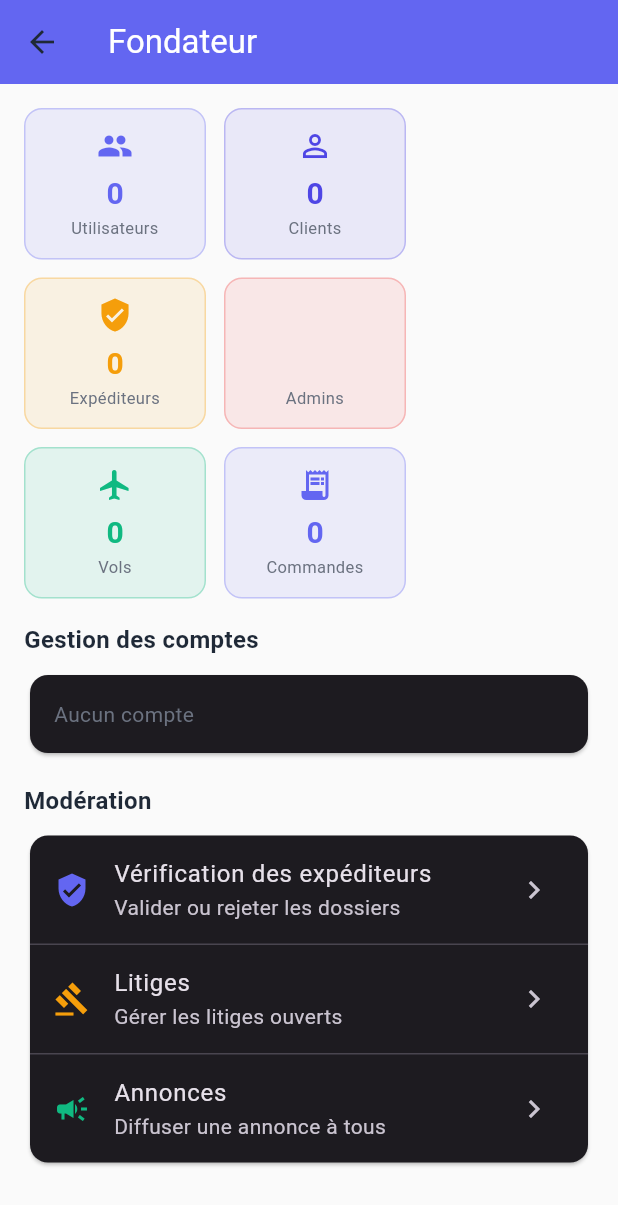
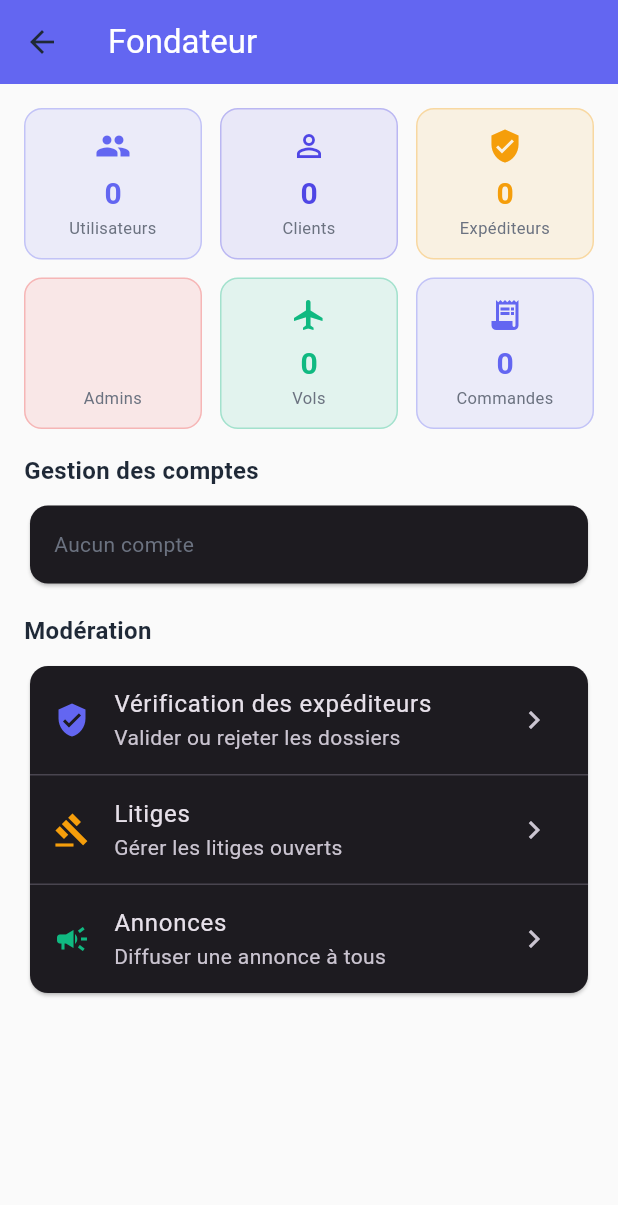
Before and after one commit to Connacri/CargoLink, a Flutter app: the SuperAdminDashboardScreen screen opened directly, on a phone screen of 412 x 824 dp. Shown: the top 1205 px of the screen. Run offline on Flutter 3.47's test engine with Material 3 defaults, Android fonts, the phone set to English and light mode, and no system bars; our stand-ins replace file_picker, firebase_auth, firebase_core, firebase_messaging, flutter_local_notifications, flutter_riverpod and 3 more; accounts and stored records are empty; network calls fail.

Commit message:
Center stats cards on mobile, fixed-width wrap on desktop

```diff
--- a/lib/screens/admin/super_admin_dashboard_screen.dart
+++ b/lib/screens/admin/super_admin_dashboard_screen.dart
@@ -73,22 +73,27 @@ class _StatsOverview extends ConsumerWidget {
     return stats.when(
       data: (s) {
         final data = s ?? {};
+        final screenWidth = MediaQuery.of(context).size.width;
+        final isWide = screenWidth >= 700;
+        final cardWidth = isWide ? 170.0 : (screenWidth - 56) / 3;
         return Wrap(
+          alignment: WrapAlignment.center,
+          crossAxisAlignment: WrapCrossAlignment.center,
           spacing: 12,
           runSpacing: 12,
           children: [
             _statCard(context, Icons.people, 'Utilisateurs',
-                '${data['total_users'] ?? 0}', AppTheme.primaryColor),
+                '${data['total_users'] ?? 0}', AppTheme.primaryColor, cardWidth),
             _statCard(context, Icons.person_outline, 'Clients',
-                '${data['clients'] ?? 0}', AppTheme.primaryDark),
+                '${data['clients'] ?? 0}', AppTheme.primaryDark, cardWidth),
             _statCard(context, Icons.verified_user, 'Expéditeurs',
-                '${data['shippers'] ?? 0}', AppTheme.warningColor),
+                '${data['shippers'] ?? 0}', AppTheme.warningColor, cardWidth),
             _statCard(context, Icons.admin_panel_settings, 'Admins',
-                '${data['admins'] ?? 0}', AppTheme.errorColor),
+                '${data['admins'] ?? 0}', AppTheme.errorColor, cardWidth),
             _statCard(context, Icons.flight, 'Vols',
-                '${data['total_shipments'] ?? 0}', AppTheme.accentColor),
+                '${data['total_shipments'] ?? 0}', AppTheme.accentColor, cardWidth),
             _statCard(context, Icons.receipt_long, 'Commandes',
-                '${data['total_bookings'] ?? 0}', AppTheme.primaryColor),
+                '${data['total_bookings'] ?? 0}', AppTheme.primaryColor, cardWidth),
           ],
         );
       },
@@ -99,9 +104,10 @@ class _StatsOverview extends ConsumerWidget {
   }
 
   Widget _statCard(
-      BuildContext context, IconData icon, String label, String value, Color color) {
+      BuildContext context, IconData icon, String label, String value, Color color,
+      double cardWidth) {
     return Container(
-      width: (MediaQuery.of(context).size.width - 48) / 3,      padding: const EdgeInsets.all(12),
+      width: cardWidth,      padding: const EdgeInsets.all(12),
       decoration: BoxDecoration(
         color: color.withOpacity(0.1),
         borderRadius: BorderRadius.circular(12),
```
